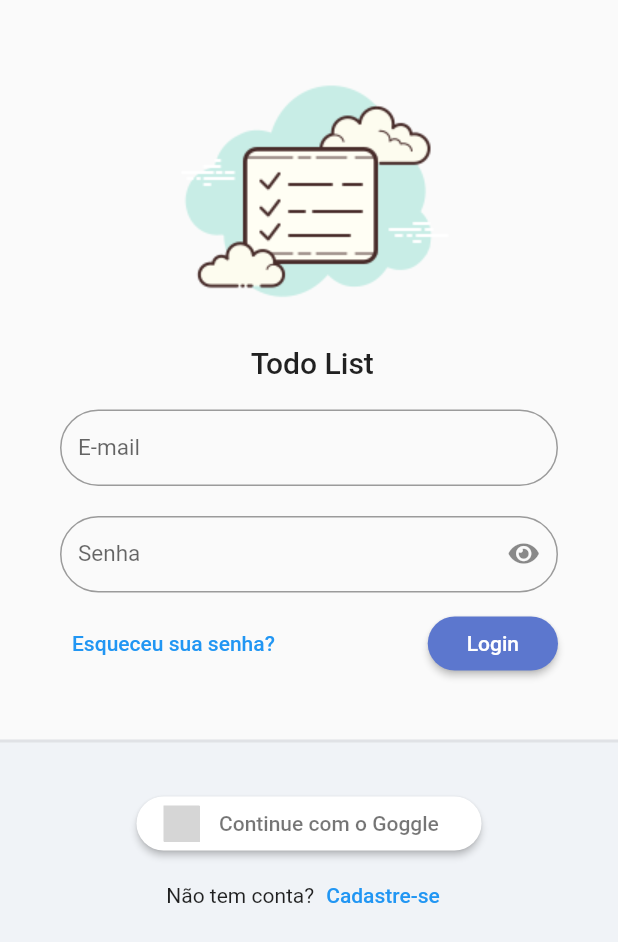
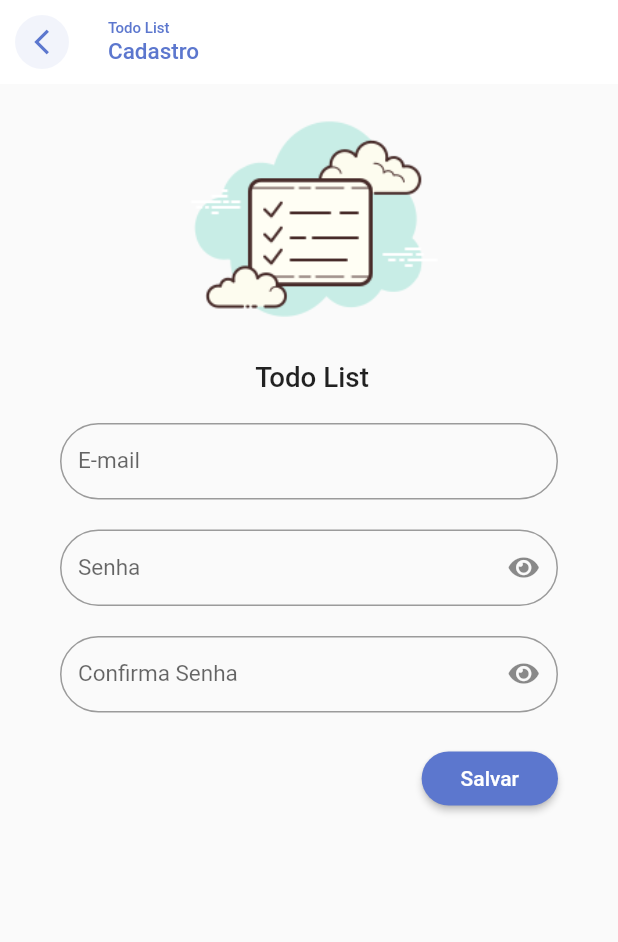
Before and after one commit to Dandy27/provider-todo-list, a Flutter app: the screen it shows after launch, after a tap on "Cadastre-se", on a phone screen of 412 x 824 dp. Shown: the top 942 px of the screen. Run offline on Flutter 3.47's test engine with Material 2 defaults, Android fonts, the phone set to English and light mode, and no system bars; our stand-ins replace flutter_signin_button, google_fonts, sqflite, sqflite_common, synchronized; accounts and stored records are empty; Roboto replaces fonts that are missing (Mandali); statements that could not run were skipped; grey boxes are pictures that could not be loaded.

Commit message:
Construindo layout de tela de cadastro

```diff
--- a/provider_todo_list_adf/lib/app/app_module.dart
+++ b/provider_todo_list_adf/lib/app/app_module.dart
@@ -2,9 +2,9 @@
 
 import 'package:flutter/material.dart';
 import 'package:provider/provider.dart';
-import 'package:provider_todo_list_adf/app/core/database/sqlite_connection_factory.dart';
 
 import 'app_widget.dart';
+import 'core/database/sqlite_connection_factory.dart';
 
 class AppModule extends StatelessWidget {
   const AppModule({Key? key}) : super(key: key);
--- a/provider_todo_list_adf/lib/app/modules/auth/login/auth_module.dart
+++ b/provider_todo_list_adf/lib/app/modules/auth/login/auth_module.dart
@@ -3,12 +3,16 @@ import 'package:provider/provider.dart';
 import '../../../core/modules/todo_list_module.dart';
 import 'login_controller.dart';
 import 'login_page.dart';
+import 'register/register_controller.dart';
+import 'register/register_page.dart';
 
 class AuthModule extends TodoListModule {
   AuthModule()
       : super(bindings: [
-          ChangeNotifierProvider(create: (_) => LoginController())
+          ChangeNotifierProvider(create: (_) => LoginController()),
+          ChangeNotifierProvider(create: (_) => RegisterController()),
         ], routers: {
-          '/login': (context) => const LoginPage()
+          '/login': (context) => const LoginPage(),
+          '/register': (context) => const RegisterPage(),
         });
 }
--- a/provider_todo_list_adf/lib/app/modules/auth/login/login_page.dart
+++ b/provider_todo_list_adf/lib/app/modules/auth/login/login_page.dart
@@ -85,7 +85,9 @@ class LoginPage extends StatelessWidget {
                         children: [
                           const Text('Não tem conta?'),
                           TextButton(
-                              onPressed: () {},
+                              onPressed: () {
+                                Navigator.of(context).pushNamed('/register');
+                              },
                               child: const Text('Cadastre-se'))
                         ],
                       )
--- /dev/null
+++ b/provider_todo_list_adf/lib/app/modules/auth/login/register/register_controller.dart
@@ -0,0 +1,5 @@
+import 'package:flutter/material.dart';
+
+class RegisterController extends ChangeNotifier {
+
+}
--- /dev/null
+++ b/provider_todo_list_adf/lib/app/modules/auth/login/register/register_page.dart
@@ -0,0 +1,93 @@
+import 'package:flutter/material.dart';
+import 'package:provider_todo_list_adf/app/core/widget/todo_list_field.dart';
+
+import '../../../../core/ui/theme_extensions.dart';
+import '../../../../core/widget/todo_list_logo.dart';
+
+class RegisterPage extends StatelessWidget {
+  const RegisterPage({Key? key}) : super(key: key);
+
+  @override
+  Widget build(BuildContext context) {
+    return Scaffold(
+      appBar: AppBar(
+        elevation: 0,
+        automaticallyImplyLeading: false,
+        backgroundColor: Colors.white,
+        title: Column(
+          crossAxisAlignment: CrossAxisAlignment.start,
+          children: [
+            Text(
+              'Todo List',
+              style: TextStyle(fontSize: 10, color: context.primaryColor),
+            ),
+            Text(
+              'Cadastro',
+              style: TextStyle(fontSize: 15, color: context.primaryColor),
+            ),
+          ],
+        ),
+        leading: IconButton(
+            onPressed: () {
+              Navigator.pop(context);
+            },
+            icon: ClipOval(
+              child: Container(
+                color: context.primaryColor.withAlpha(20),
+                padding: const EdgeInsets.all(8),
+                child: Icon(
+                  Icons.arrow_back_ios_outlined,
+                  size: 20,
+                  color: context.primaryColor,
+                ),
+              ),
+            )),
+      ),
+      body: ListView(
+        children: [
+          SizedBox(
+            height: MediaQuery.of(context).size.width * .5,
+            child: const FittedBox(
+              fit: BoxFit.fitHeight,
+              child: TodoListLogo(),
+            ),
+          ),
+          Padding(
+            padding: const EdgeInsets.symmetric(horizontal: 40, vertical: 20),
+            child: Form(
+                child: Form(
+                    child: Column(
+              children: [
+                TodoListField(label: 'E-mail'),
+                const SizedBox(height: 20),
+                TodoListField(
+                  label: 'Senha',
+                  obscureText: true,
+                ),
+                const SizedBox(height: 20),
+                TodoListField(
+                  label: 'Confirma Senha',
+                  obscureText: true,
+                ),
+                const SizedBox(height: 20),
+                Align(
+                  alignment: Alignment.bottomRight,
+                  child: ElevatedButton(
+                    onPressed: () {},
+                    style: ElevatedButton.styleFrom(
+                        shape: RoundedRectangleBorder(
+                            borderRadius: BorderRadius.circular(20))),
+                    child: const Padding(
+                      padding: EdgeInsets.all(10),
+                      child: Text('Salvar'),
+                    ),
+                  ),
+                )
+              ],
+            ))),
+          )
+        ],
+      ),
+    );
+  }
+}
```
